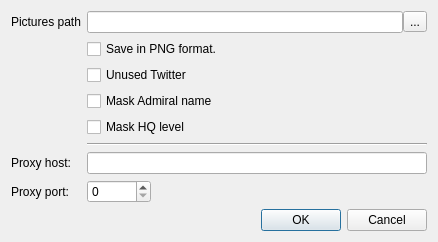
Before: the Qt Designer form settingsdialog.ui in ioriayane/KanmusuMemory, drawn with Qt 5.
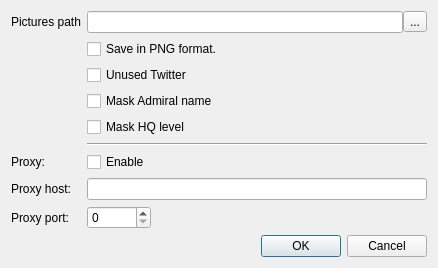
After: the same form once the commit is applied. Icons and pictures are not drawn.

Commit message: add setting proxy on/off

```diff
--- a/settingsdialog.ui
+++ b/settingsdialog.ui
@@ -101,23 +101,30 @@
       </widget>
      </item>
      <item row="6" column="0">
+      <widget class="QLabel" name="proxyHostLabel_2">
+       <property name="text">
+        <string>Proxy:</string>
+       </property>
+      </widget>
+     </item>
+     <item row="7" column="0">
       <widget class="QLabel" name="proxyHostLabel">
        <property name="text">
         <string>Proxy host:</string>
        </property>
       </widget>
      </item>
-     <item row="6" column="1">
+     <item row="7" column="1">
       <widget class="QLineEdit" name="proxyHost"/>
      </item>
-     <item row="7" column="0">
+     <item row="8" column="0">
       <widget class="QLabel" name="proxyPortLabel">
        <property name="text">
         <string>Proxy port:</string>
        </property>
       </widget>
      </item>
-     <item row="7" column="1">
+     <item row="8" column="1">
       <layout class="QHBoxLayout" name="horizontalLayout_2">
        <item>
         <widget class="QSpinBox" name="proxyPort">
@@ -144,6 +151,13 @@
        </item>
       </layout>
      </item>
+     <item row="6" column="1">
+      <widget class="QCheckBox" name="proxyEnableCheckBox">
+       <property name="text">
+        <string>Enable</string>
+       </property>
+      </widget>
+     </item>
     </layout>
    </item>
    <item>
```
The commit also changes 4 other files.
